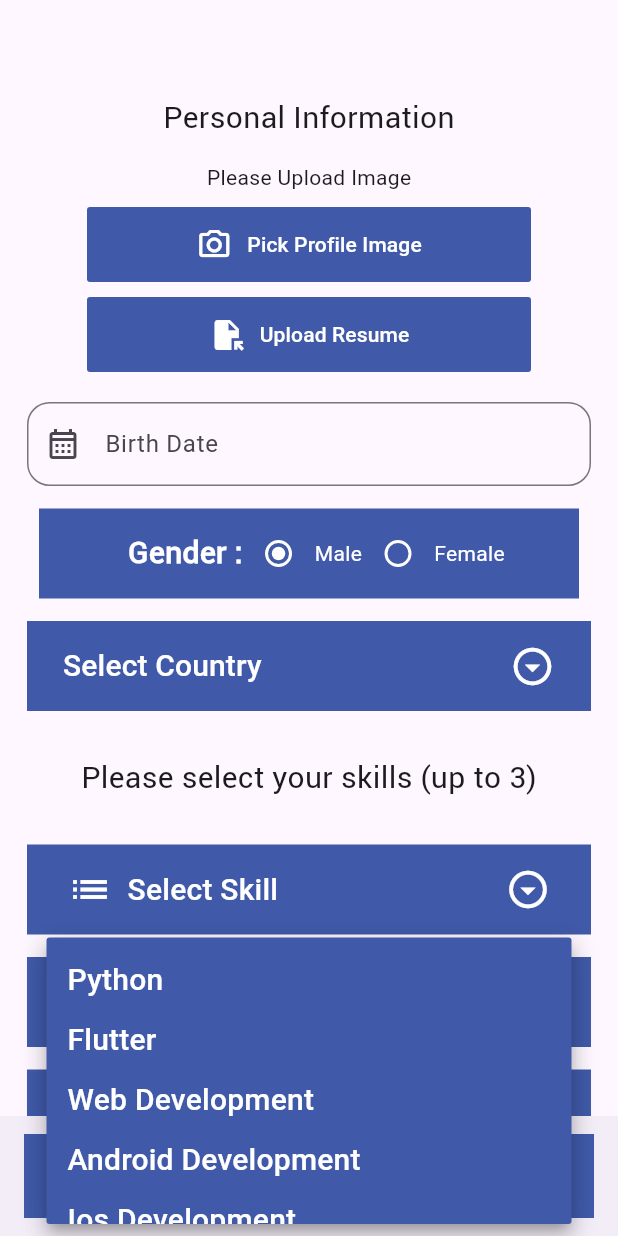
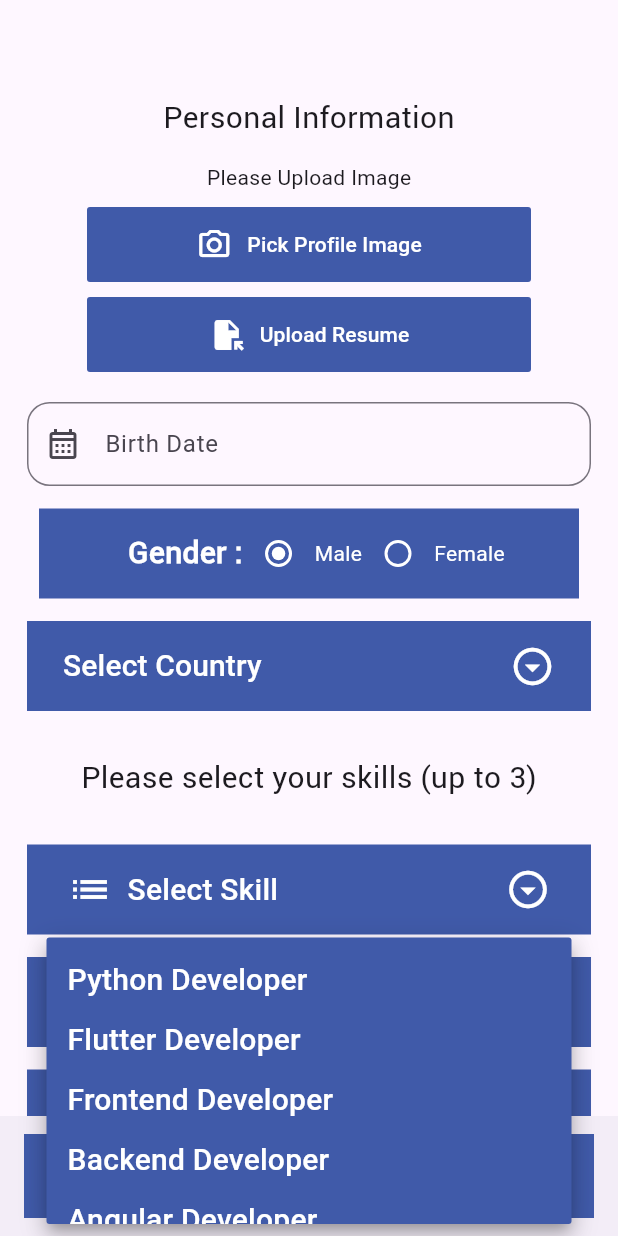
Before and after one commit to Sahilsagar44/job-seeking-app, a Flutter app: the SkillsGather screen opened directly with empty values, after a tap on "Select Skill", on a phone screen of 412 x 824 dp. Run offline on Flutter 3.47's test engine with Material 3 defaults, Android fonts, the phone set to English and light mode, and no system bars; drawn by our look-alikes of dropdown_button2; our stand-ins replace cloud_firestore, country_picker, file_picker, firebase_auth, firebase_core, firebase_storage and 12 more; missing offline and left inert: country_list_pick, pay, razorpay_flutter, syncfusion_flutter_pdfviewer, text_neon_widget; accounts and stored records are empty; network calls fail.

Commit message:
Add Skils

```diff
--- a/lib/Presentation/Screens/ListProject.dart
+++ b/lib/Presentation/Screens/ListProject.dart
@@ -21,14 +21,27 @@ class _ListProjectScreenState extends State<ListProjectScreen> {
   String? selectedSkill2;
   String? selectedSkill3;
   final List<String> items = [
-    'Python',
-    'Flutter',
+    'Python Developer',
+    'Flutter Developer',
+    'Frontend Developer',
+    'Backend Developer',
+    'Angular Developer',
     'Web Development',
     'Android Development',
     'Ios Development',
     'Data Science',
     'Machine Learning',
     'Artificial Intelligence',
+    'Big Data Technologies',
+    'Cyber-security',
+    'Software Developer',
+    'Php Developers',
+    'Software Tester',
+    'React Developer',
+    'UI & UX Designer',
+    'Analyser',
+    'Graphic Designer',
+    'FullStack Developer',
   ];
   final key = GlobalKey<FormState>();
   TextEditingController titleController = TextEditingController();
--- a/lib/Presentation/Screens/SignInScreens/SkillsGather.dart
+++ b/lib/Presentation/Screens/SignInScreens/SkillsGather.dart
@@ -44,14 +44,27 @@ class _SkillsGatherState extends State<SkillsGather> {
   }
 
   final List<String> items = [
-    'Python',
-    'Flutter',
+    'Python Developer',
+    'Flutter Developer',
+    'Frontend Developer',
+    'Backend Developer',
+    'Angular Developer',
     'Web Development',
     'Android Development',
     'Ios Development',
     'Data Science',
     'Machine Learning',
     'Artificial Intelligence',
+    'Big Data Technologies',
+    'Cyber-security',
+    'Software Developer',
+    'Php Developers',
+    'Software Tester',
+    'React Developer',
+    'UI & UX Designer',
+    'Analyser',
+    'Graphic Designer',
+    'FullStack Developer',
   ];
 
   String? selectedSkill1;
```
